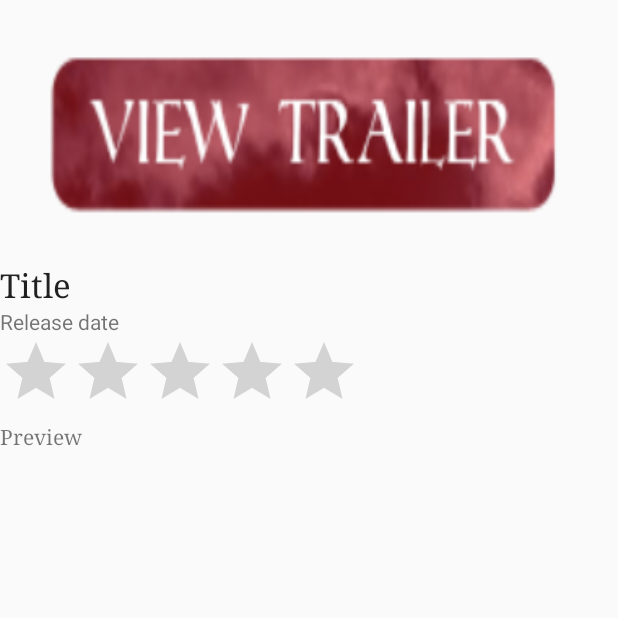
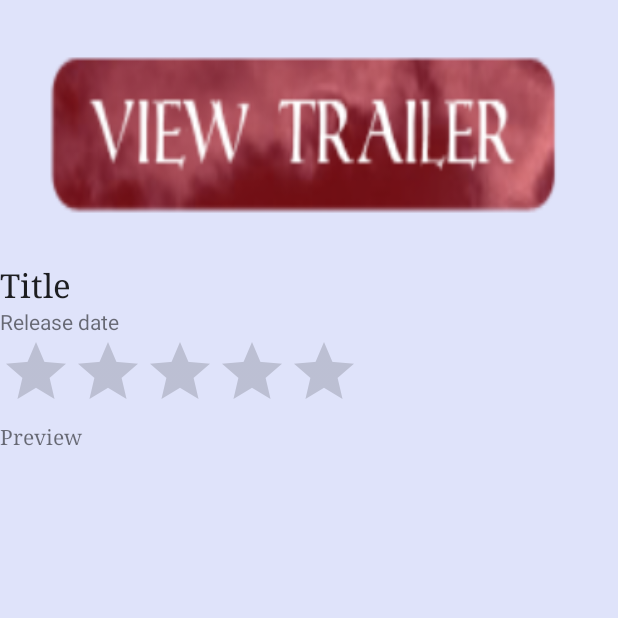
Before and after one commit to yemilyz/Flickster, an Android app: the MovieDetailsActivity screen opened directly, with no data from a screen before it, on a phone screen of 412 x 824 dp, the top half of it. Run offline under Robolectric (Android 15) with nearby library versions, the phone set to English and light mode, and no system bars; our stand-ins replace ButterKnife; libraries missing offline, so code that uses them is left out: com.loopj.android, cz.msebera.android, org.parceler; 6 statements that could not run were skipped.

Commit message:
Added color

```diff
--- a/app/src/main/res/layout/activity_movie_details.xml
+++ b/app/src/main/res/layout/activity_movie_details.xml
@@ -4,6 +4,7 @@
     xmlns:tools="http://schemas.android.com/tools"
     android:layout_width="match_parent"
     android:layout_height="match_parent"
+    android:background="#dfe3fa"
     tools:context="com.example.emilyz.flickster.MovieDetailsActivity">
 
     <ImageButton
@@ -27,7 +28,9 @@
         android:layout_alignParentLeft="true"
         android:layout_alignParentStart="true"
         android:layout_alignParentRight="true"
-        android:layout_alignParentEnd="true" />
+        android:layout_alignParentEnd="true"
+        android:background="#dfe3fa"
+        />
 
     <RatingBar
         android:id="@+id/rbVoteAverage"
@@ -38,7 +41,8 @@
         android:layout_alignParentStart="true"
         android:layout_below="@+id/tvReleaseDate"
         android:numStars="5"
-        android:rating="0.5" />
+        android:rating="0.5"
+        android:background="#dfe3fa"/>
 
     <TextView
         android:id="@+id/tvOverview"
@@ -51,7 +55,8 @@
         android:layout_alignParentStart="true"
         android:layout_alignParentBottom="true"
         android:layout_alignParentRight="true"
-        android:layout_alignParentEnd="true" />
+        android:layout_alignParentEnd="true"
+        android:background="#dfe3fa"/>
 
     <TextView
         android:id="@+id/tvReleaseDate"
@@ -62,5 +67,6 @@
         android:layout_alignParentRight="true"
         android:layout_alignParentStart="true"
         android:layout_below="@+id/tvTitle"
-        android:text="Release date" />
+        android:text="Release date"
+        android:background="#dfe3fa"/>
 </RelativeLayout>
--- a/app/src/main/res/layout/activity_movie_list.xml
+++ b/app/src/main/res/layout/activity_movie_list.xml
@@ -4,6 +4,7 @@
     xmlns:tools="http://schemas.android.com/tools"
     android:layout_width="match_parent"
     android:layout_height="match_parent"
+    android:background="#dfe3fa"
     tools:context="com.example.emilyz.flickster.MovieListActivity">
 
     <android.support.v7.widget.RecyclerView
```
Also changed, not shown: app/src/main/res/layout/item_movie.xml (+7 -3 lines).
